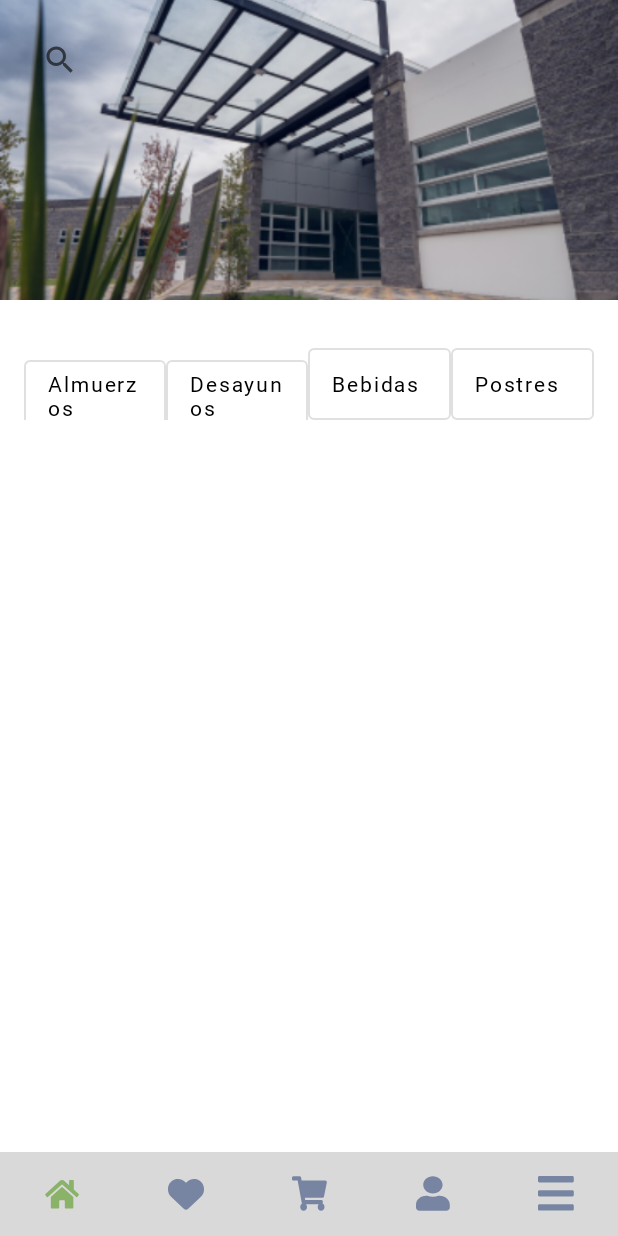
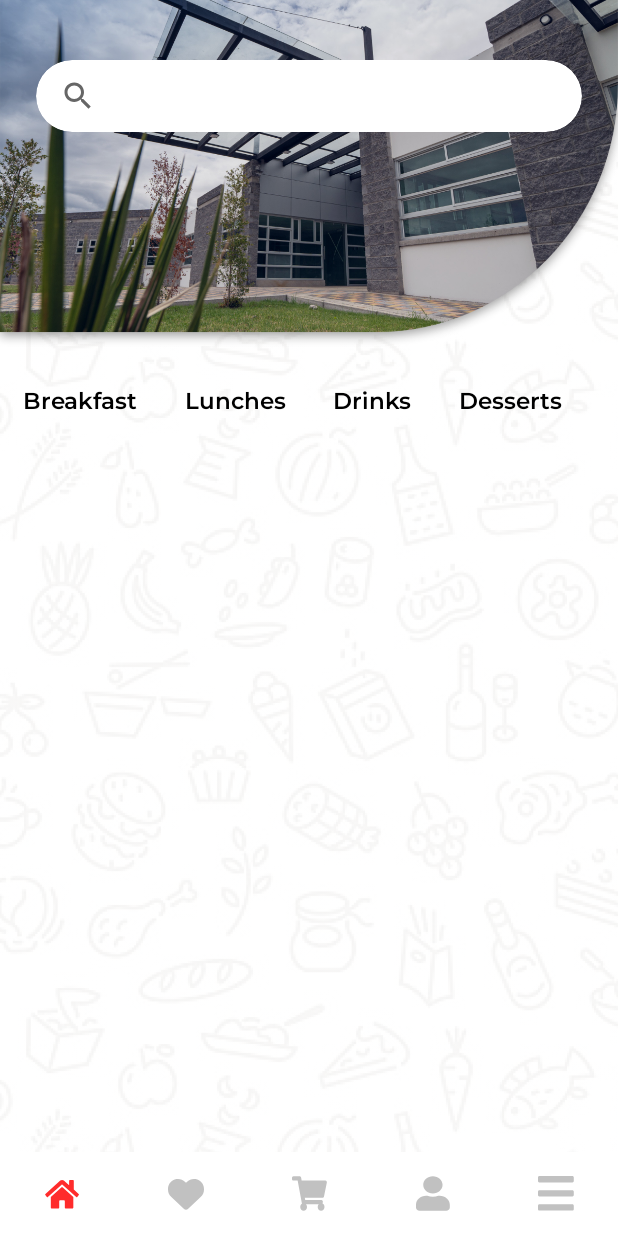
Before and after one commit to ETSA-Labs/_Comedor-Politecnico, an Android app: the screen it shows after launch (MainActivity), on a phone screen of 412 x 824 dp. Run offline under Robolectric (Android 15) with nearby library versions, the phone set to English and light mode, and no system bars; our stand-ins replace navigation-ui; libraries missing offline, so code that uses them is left out: com.microsoft.identity; 1 statement that could not run was skipped.

Commit message:
New look prototype

```diff
--- a/app/src/main/java/com/espoch/comedor/MainActivity.kt
+++ b/app/src/main/java/com/espoch/comedor/MainActivity.kt
@@ -2,8 +2,11 @@ package com.espoch.comedor
 
 import android.content.Intent
 import android.os.Bundle
+import android.view.View
+import android.graphics.Color
 import androidx.activity.OnBackPressedCallback
 import androidx.appcompat.app.AppCompatActivity
+import androidx.core.view.WindowCompat
 import androidx.navigation.NavController
 import androidx.navigation.fragment.NavHostFragment
 import androidx.navigation.ui.setupWithNavController
@@ -19,6 +22,10 @@ class MainActivity : AppCompatActivity() {
 
     override fun onCreate(savedInstanceState: Bundle?) {
         super.onCreate(savedInstanceState)
+
+        val controller = WindowCompat.getInsetsController(window, window.decorView)
+
+        controller.isAppearanceLightStatusBars = false
 
         binding = ActivityMainBinding.inflate(layoutInflater)
         setContentView(binding.root)
--- a/app/src/main/java/com/espoch/comedor/views/HomeFragment.kt
+++ b/app/src/main/java/com/espoch/comedor/views/HomeFragment.kt
@@ -1,5 +1,6 @@
 package com.espoch.comedor.views
 
+import android.graphics.Color
 import android.os.Bundle
 import android.view.LayoutInflater
 import android.view.View
--- /dev/null
+++ b/app/src/main/res/drawable/radio_button_checked.xml
@@ -0,0 +1,15 @@
+<layer-list xmlns:android="http://schemas.android.com/apk/res/android">
+    <!-- Transparent background for the entire button -->
+    <item android:drawable="@android:color/transparent"/>
+    <item android:top="40dp">
+        <shape android:shape="rectangle">
+            <solid
+                android:color="@color/accent" />
+            <corners
+                android:topLeftRadius="12dp"
+                android:topRightRadius="12dp"
+                android:bottomLeftRadius="12dp"
+                android:bottomRightRadius="12dp"/>
+        </shape>
+    </item>
+</layer-list>
--- /dev/null
+++ b/app/src/main/res/drawable/radio_button_foreground.xml
@@ -0,0 +1,4 @@
+<selector xmlns:android="http://schemas.android.com/apk/res/android">
+    <item android:state_checked="true" android:color="@color/accent" />
+    <item android:color="@color/fore.high" />
+</selector>
--- /dev/null
+++ b/app/src/main/res/drawable/radio_button_stroke.xml
@@ -0,0 +1,4 @@
+<selector xmlns:android="http://schemas.android.com/apk/res/android">
+    <item android:state_checked="true" android:drawable="@drawable/radio_button_checked" />
+    <item android:drawable="@drawable/radio_button_unchecked" />
+</selector>
--- /dev/null
+++ b/app/src/main/res/drawable/radio_button_template.xml
@@ -0,0 +1,3 @@
+<layer-list xmlns:android="http://schemas.android.com/apk/res/android">
+    <item android:drawable="@android:color/transparent" />
+</layer-list>
--- /dev/null
+++ b/app/src/main/res/drawable/radio_button_unchecked.xml
@@ -0,0 +1,3 @@
+<layer-list xmlns:android="http://schemas.android.com/apk/res/android">
+    <item android:drawable="@android:color/transparent" />
+</layer-list>
--- a/app/src/main/res/layout/activity_main.xml
+++ b/app/src/main/res/layout/activity_main.xml
@@ -1,7 +1,18 @@
 <?xml version="1.0" encoding="utf-8"?>
-<LinearLayout
+<RelativeLayout
     xmlns:android="http://schemas.android.com/apk/res/android"
     xmlns:app="http://schemas.android.com/apk/res-auto"
+    android:layout_width="match_parent"
+    android:layout_height="match_parent">
+
+    <ImageView
+        android:layout_width="match_parent"
+        android:layout_height="match_parent"
+        android:src="@drawable/im_background"
+        android:scaleType="centerCrop"
+        android:alpha="0.05"/>
+
+    <LinearLayout
         android:layout_width="match_parent"
         android:layout_height="match_parent"
         android:orientation="vertical">
@@ -18,11 +29,13 @@
         <com.google.android.material.bottomnavigation.BottomNavigationView
             android:id="@+id/bottom_nav_view"
             android:background="@color/navigationView"
-        app:itemIconTint="@drawable/se_nav_item"
-        app:itemTextColor="@drawable/se_nav_item"
+            app:itemIconTint="@drawable/nav_item_selector"
+            app:itemTextColor="@drawable/nav_item_selector"
             android:layout_width="match_parent"
             android:layout_height="wrap_content"
             app:labelVisibilityMode="unlabeled"
             app:elevation="0dp"
             app:menu="@menu/bottom_nav_menu"/>
+
     </LinearLayout>
+</RelativeLayout>
--- a/app/src/main/res/layout/fragment_home.xml
+++ b/app/src/main/res/layout/fragment_home.xml
@@ -1,72 +1,86 @@
 <?xml version="1.0" encoding="utf-8"?>
-<RelativeLayout xmlns:android="http://schemas.android.com/apk/res/android"
-    xmlns:tools="http://schemas.android.com/tools"
+<LinearLayout
+    xmlns:android="http://schemas.android.com/apk/res/android"
+    xmlns:app="http://schemas.android.com/apk/res-auto"
     android:layout_width="match_parent"
     android:layout_height="match_parent"
-    tools:context=".MainActivity">
+    android:orientation="vertical">
 
-    <!-- Imagen de fondo en la parte superior -->
+    <RelativeLayout
+        android:layout_width="match_parent"
+        android:layout_height="232dp">
+
         <ImageView
-        android:id="@+id/background"
             android:layout_width="match_parent"
-        android:layout_height="200dp"
-        android:scaleType="centerCrop"
-        android:src="@drawable/im_backarriba" />
+            android:layout_height="match_parent"
+            android:scaleType="fitXY"
+            android:src="@drawable/im_hero"/>
 
-    <!-- SearchView en la parte superior -->
+        <androidx.cardview.widget.CardView
+            android:layout_width="match_parent"
+            android:layout_height="wrap_content"
+            android:layout_marginHorizontal="24dp"
+            android:layout_marginTop="40dp"
+            app:cardElevation="0dp"
+            app:cardCornerRadius="24dp">
+
             <SearchView
                 android:id="@+id/search"
                 android:layout_width="match_parent"
                 android:layout_height="wrap_content"
-        android:layout_alignParentTop="true"
-        android:layout_margin="16dp"
+                android:layout_marginHorizontal="4dp"
                 android:queryHint="Search..." />
 
-    <!-- Layout para los botones -->
-    <LinearLayout
-        android:id="@+id/button_layout"
+        </androidx.cardview.widget.CardView>
+
+    </RelativeLayout>
+
+    <HorizontalScrollView
         android:layout_width="match_parent"
+        android:layout_height="wrap_content">
+
+        <RadioGroup
+            android:layout_width="wrap_content"
             android:layout_height="wrap_content"
-        android:layout_below="@id/background"
-        android:layout_marginTop="16dp"
-        android:orientation="horizontal"
-        android:padding="16dp"
-        android:weightSum="4">
+            android:layout_marginVertical="12dp"
+            android:paddingHorizontal="16dp"
+            android:orientation="horizontal">
 
-        <Button
-            android:id="@+id/btn_almuerzos"
-            android:layout_width="0dp"
+            <RadioButton
+                android:layout_width="wrap_content"
                 android:layout_height="wrap_content"
-            android:layout_weight="1"
-            android:text="Almuerzos" />
+                android:layout_marginEnd="16dp"
+                android:text="@string/item.breakfast"
+                style="@style/CategoryRadioButton"/>
 
-        <Button
-            android:id="@+id/btn_desayunos"
-            android:layout_width="0dp"
+            <RadioButton
+                android:layout_width="wrap_content"
                 android:layout_height="wrap_content"
-            android:layout_weight="1"
-            android:text="Desayunos" />
+                android:layout_marginHorizontal="16dp"
+                android:text="@string/item.lunches"
+                style="@style/CategoryRadioButton"/>
 
-        <Button
-            android:id="@+id/btn_bebidas"
-            android:layout_width="0dp"
+            <RadioButton
+                android:layout_width="wrap_content"
                 android:layout_height="wrap_content"
-            android:layout_weight="1"
-            android:text="Bebidas" />
+                android:layout_marginHorizontal="16dp"
+                android:text="@string/item.drinks"
+                style="@style/CategoryRadioButton"/>
 
-        <Button
-            android:id="@+id/btn_postres"
-            android:layout_width="0dp"
+            <RadioButton
+                android:layout_width="wrap_content"
                 android:layout_height="wrap_content"
-            android:layout_weight="1"
-            android:text="Postres" />
+                android:layout_marginStart="16dp"
+                android:text="@string/item.desserts"
+                style="@style/CategoryRadioButton"/>
+
+        </RadioGroup>
+
+    </HorizontalScrollView>
+
+    <ListView
+        android:layout_width="match_parent"
+        android:layout_height="0dp"
+        android:layout_weight="1"/>
+
 </LinearLayout>
-
-    <!-- ListView para mostrar los resultados de búsqueda -->
-    <ListView
-        android:id="@+id/list_view"
-        android:layout_width="match_parent"
-        android:layout_height="match_parent"
-        android:layout_below="@id/button_layout"
-        android:padding="16dp" />
-</RelativeLayout>
--- a/app/src/main/res/values/colors.xml
+++ b/app/src/main/res/values/colors.xml
@@ -30,9 +30,9 @@
     <color name="tint.none">@null</color>
 
     <!--BottomNavigationView colors...-->
-    <color name="navigationView">#D9D9D9</color> <!-- color nav   -->
-    <color name="navItemSelected">#8AB269</color> <!-- color nav   -->
-    <color name="navItemNormal">#7785a2</color>
+    <color name="navigationView">#ffffff</color> <!-- color nav   -->
+    <color name="navItemSelected">#ffff2c2c</color> <!-- color nav   -->
+    <color name="navItemNormal">#ffc1c1c1</color>
 
     <!--Mixes...-->
     <color name="card">#f5f5f5</color>
--- a/app/src/main/res/values/strings.xml
+++ b/app/src/main/res/values/strings.xml
@@ -8,6 +8,10 @@
     <string name="item.shop">Shop</string>
     <string name="item.user">User</string>
     <string name="item.setting">Settings</string>
+    <string name="item.breakfast">Breakfast</string>
+    <string name="item.lunches">Lunches</string>
+    <string name="item.drinks">Drinks</string>
+    <string name="item.desserts">Desserts</string>
 
     <!--Titles...-->
     <string name="title.welcome">Welcome</string>
--- a/app/src/main/res/values/styles.xml
+++ b/app/src/main/res/values/styles.xml
@@ -2,7 +2,9 @@
 <resources>
 
     <style name="AppTheme" parent="Theme.MaterialComponents.Light.NoActionBar">
+        <item name="android:windowLightNavigationBar">true</item>
         <item name="android:windowLightStatusBar">true</item>
+        <item name="android:windowTranslucentStatus">true</item>
         <item name="android:statusBarColor">@color/statusBar</item>
         <item name="android:windowBackground">@color/window</item>
         <item name="android:navigationBarColor">@color/navigationBar</item>
@@ -12,6 +14,7 @@
 
         <item name="android:textViewStyle">@style/TextView</item>
         <item name="materialButtonStyle">@style/MaterialButton</item>
+        <item name="radioButtonStyle">@style/RadioButton</item>
     </style>
 
     <!--TextView styles-->
@@ -72,16 +75,6 @@
         <item name="strokeWidth">0dp</item>
     </style>
 
-    <style name="CardOptionButton" parent="@style/MaterialButton">
-        <item name="android:paddingHorizontal">32dp</item>
-        <item name="android:textFontWeight">500</item>
-        <item name="iconSize">24dp</item>
-        <item name="iconTint">@null</item>
-        <item name="iconPadding">12dp</item>
-        <item name="cornerRadius">0dp</item>
-        <item name="strokeWidth">0dp</item>
-    </style>
-
     <style name="SettingOptionButton" parent="@style/MaterialButton">
         <item name="android:paddingHorizontal">24dp</item>
         <item name="android:textFontWeight">500</item>
@@ -123,4 +116,27 @@
         <item name="cornerRadius">28dp</item>
         <item name="strokeColor">@color/stroke.button</item>
     </style>
+
+    <!--RadioButton styles...-->
+    <style name="RadioButton" parent="@android:style/Widget.CompoundButton.RadioButton">
+        <item name="android:backgroundTint">@color/back.button</item>
+        <item name="android:fontFamily">@font/montserrat</item>
+        <item name="android:paddingHorizontal">20dp</item>
+        <item name="android:paddingVertical">16dp</item>
+        <item name="android:textAlignment">textStart</item>
+        <item name="android:textAllCaps">false</item>
+        <item name="android:textSize">14sp</item>
+        <item name="android:textColor">@color/fore.high</item>
+    </style>
+
+    <style name="CategoryRadioButton" parent="@style/RadioButton">
+        <item name="android:backgroundTint">@null</item>
+        <item name="android:background">@drawable/radio_button_stroke</item>
+        <item name="android:paddingHorizontal">0dp</item>
+        <item name="android:paddingVertical">12dp</item>
+        <item name="android:button">@drawable/radio_button_template</item>
+        <item name="android:textColor">@drawable/radio_button_foreground</item>
+        <item name="android:textFontWeight">600</item>
+        <item name="android:textSize">15sp</item>
+    </style>
 </resources>
```
Also changed, not shown: app/src/main/res/drawable/im_backarriba.png (deleted), app/src/main/res/drawable/im_background.png (added), app/src/main/res/drawable/im_hero.png (added), app/src/main/res/drawable/nav_item_selector.xml (renamed from app/src/main/res/drawable/se_nav_item.xml). Lines whose indentation alone changed are shown as unchanged.
